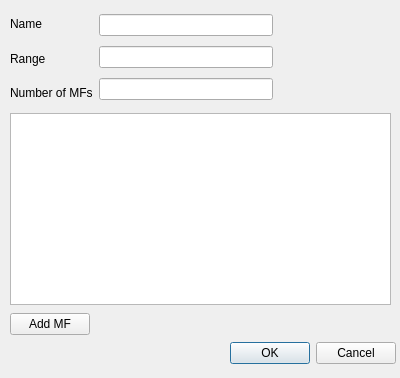
Before: the Qt Designer form FLS_Library_Gui/FLS_Library_Gui/inputdialog.ui in AccesLab/FLS-Library-Codes, drawn with Qt 5.
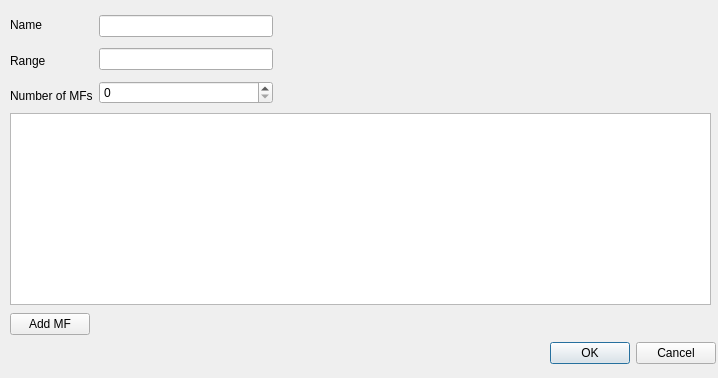
After: the same form once the commit is applied.

```diff
--- a/FLS_Library_Gui/FLS_Library_Gui/inputdialog.ui
+++ b/FLS_Library_Gui/FLS_Library_Gui/inputdialog.ui
@@ -6,7 +6,7 @@
    <rect>
     <x>0</x>
     <y>0</y>
-    <width>400</width>
+    <width>718</width>
     <height>378</height>
    </rect>
   </property>
@@ -18,7 +18,7 @@
     <rect>
      <x>10</x>
      <y>113</y>
-     <width>381</width>
+     <width>701</width>
      <height>192</height>
     </rect>
    </property>
@@ -26,7 +26,7 @@
   <widget class="QDialogButtonBox" name="buttonBox">
    <property name="geometry">
     <rect>
-     <x>220</x>
+     <x>540</x>
      <y>340</y>
      <width>176</width>
      <height>27</height>
@@ -36,13 +36,13 @@
     <set>QDialogButtonBox::Cancel|QDialogButtonBox::Ok</set>
    </property>
   </widget>
-  <widget class="QWidget" name="">
+  <widget class="QWidget" name="layoutWidget">
    <property name="geometry">
     <rect>
      <x>10</x>
      <y>10</y>
      <width>263</width>
-     <height>97</height>
+     <height>101</height>
     </rect>
    </property>
    <layout class="QHBoxLayout" name="horizontalLayout">
@@ -80,18 +80,22 @@
        <widget class="QLineEdit" name="inrange"/>
       </item>
       <item>
-       <widget class="QLineEdit" name="numMFs"/>
+       <widget class="QSpinBox" name="numMFs">
+        <property name="maximum">
+         <number>9999999</number>
+        </property>
+       </widget>
       </item>
      </layout>
     </item>
    </layout>
   </widget>
-  <widget class="QWidget" name="">
+  <widget class="QWidget" name="layoutWidget">
    <property name="geometry">
     <rect>
      <x>10</x>
      <y>310</y>
-     <width>381</width>
+     <width>701</width>
      <height>29</height>
     </rect>
    </property>
```
